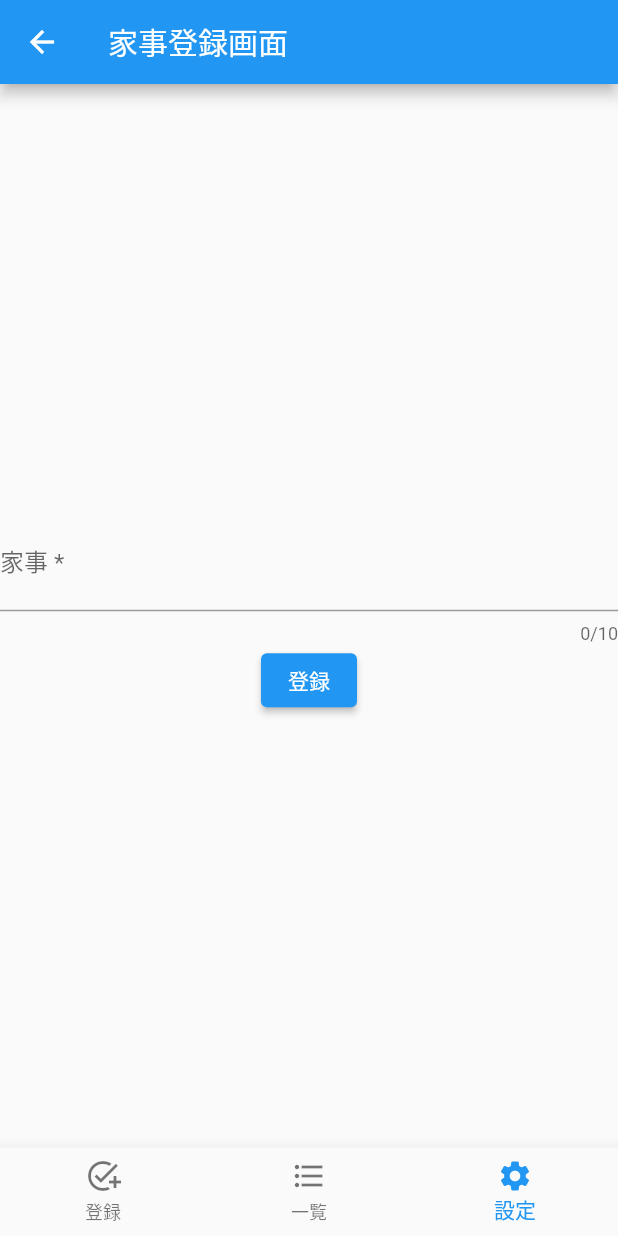
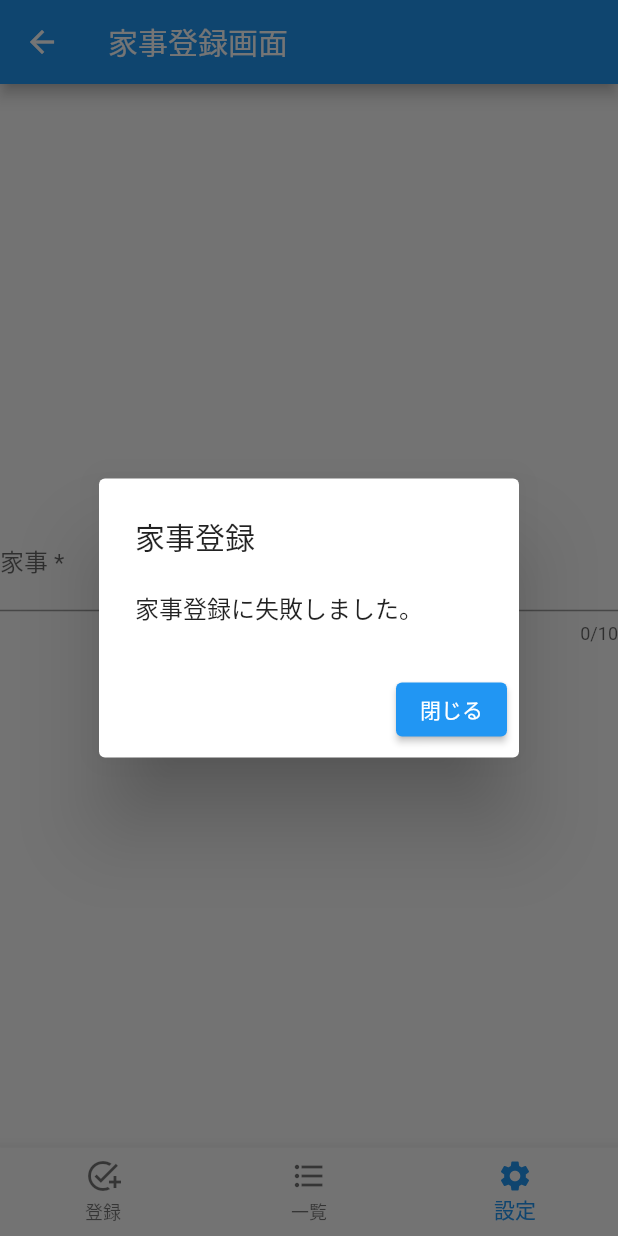
Before and after one commit to Khanashima/housework-recording-app, a Flutter app: the HouseworkMasterRegisterPage screen opened by its route, after a tap on "登録", on a phone screen of 412 x 824 dp. Run offline on Flutter 3.47's test engine with Material 2 defaults, Android fonts, the phone set to English and light mode, and no system bars; our stand-ins replace drift, flutter_riverpod, flutter_screenutil, freezed_annotation, go_router; accounts and stored records are empty; generated files the repository leaves out were written again.

Commit message:
登録ダイアログを表示するよう対応

```diff
--- a/housework/lib/presentation/setting/housework_master_register/housework_master_register_page.dart
+++ b/housework/lib/presentation/setting/housework_master_register/housework_master_register_page.dart
@@ -11,7 +11,6 @@ class HouseworkMasterRegisterPage extends StatelessWidget {
         ),
         body: Column(
           mainAxisAlignment: MainAxisAlignment.center,
-          // ignore: prefer_const_literals_to_create_immutables
           children: [
             TextField(
               controller: _houseWorkTextController,
@@ -27,7 +26,23 @@ class HouseworkMasterRegisterPage extends StatelessWidget {
               ),
             ),
             ElevatedButton(
-              onPressed: () {
+              onPressed: () async {
+                await showDialog(
+                  barrierDismissible: false,
+                  context: context,
+                  builder: (BuildContext context) {
+                    return AlertDialog(
+                      title: const Text('家事登録'),
+                      content: const Text('家事登録に失敗しました。'),
+                      actions: [
+                        ElevatedButton(
+                          child: const Text('閉じる'),
+                          onPressed: () => {Navigator.pop(context)},
+                        ),
+                      ],
+                    );
+                  },
+                );
                 print(_houseWorkTextController.text);
               },
               child: Text('登録'),
```
